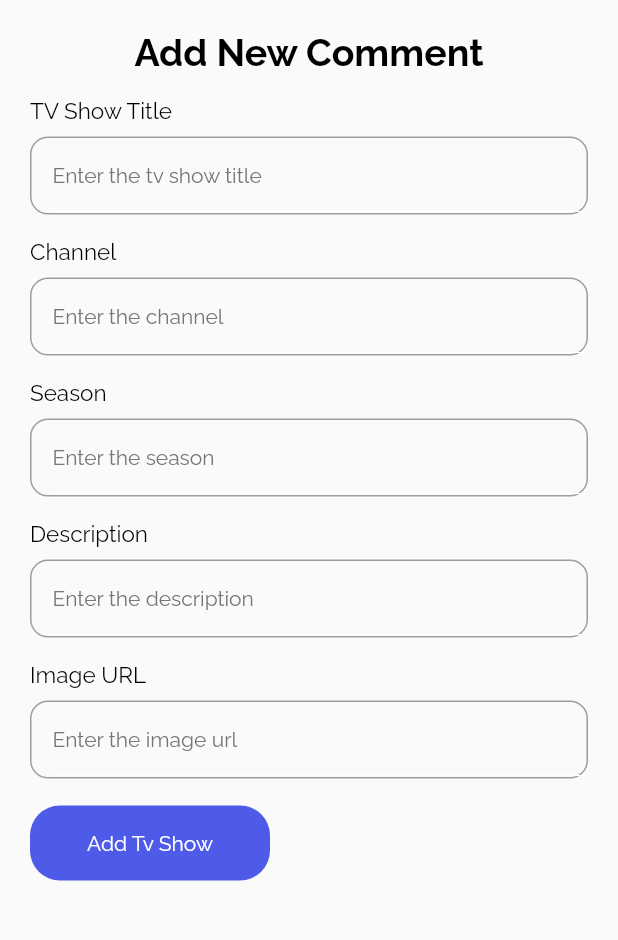
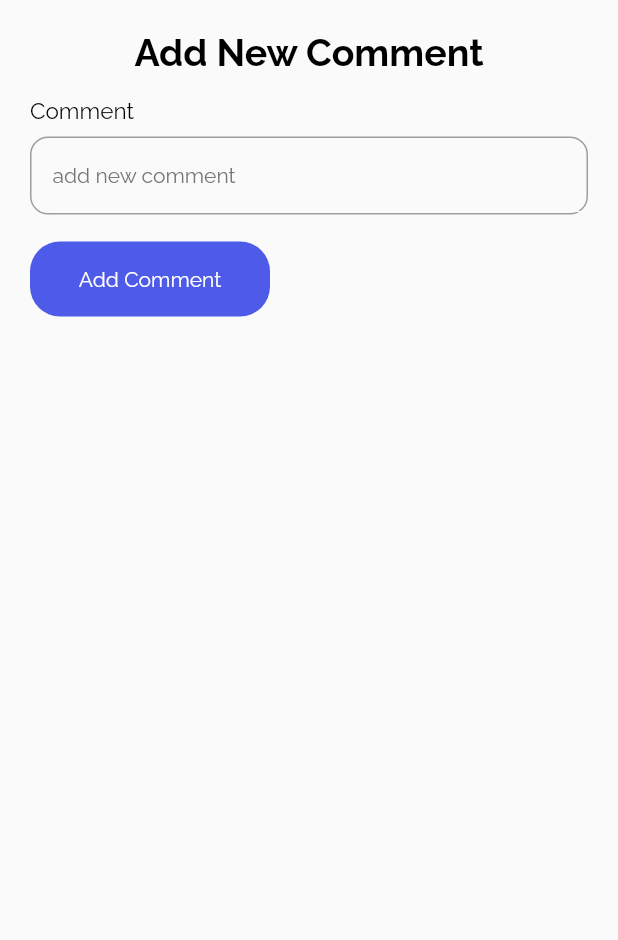
Before and after one commit to NithyaYamsinghe/lumoz, a Flutter app: the AddCommentScreen screen opened directly with empty values, on a phone screen of 412 x 824 dp, the part 84-1024 px from its top. Run offline on Flutter 3.47's test engine with Material 2 defaults, Android fonts, the phone set to English and light mode, and no system bars; our stand-ins replace date_picker_timeline, flutter_local_notifications, flutter_native_timezone, flutter_staggered_animations, get, get_storage and 3 more; accounts and stored records are empty.

Commit message:
[lumoz-0005] add comment, view comment and delete comment implementation

```diff
--- /dev/null
+++ b/lib/controllers/comment_controller.dart
@@ -0,0 +1,36 @@
+import 'package:get/get.dart';
+import 'package:lumoz/database/database_helper.dart';
+import 'package:lumoz/models/comment.dart';
+
+class CommentController extends GetxController{
+  @override
+  void onReady(){
+    super.onReady();
+  }
+
+  var commentList = <Comment>[].obs;
+
+  // add new comment and save in database
+  Future <int> addComment({Comment? comment}) async{
+    return await DatabaseHelper.createComment(comment);
+  }
+
+  // get all comments from database
+  void getComments() async{
+    List <Map<String, dynamic>> comments = await DatabaseHelper.queryComments();
+    commentList.assignAll(comments.map((data) => new Comment.fromJson(data)).toList());
+  }
+
+  // delete a comment from database
+  void deleteComment(Comment comment){
+    var response = DatabaseHelper.deleteComment(comment);
+    getComments();
+    print(response);
+  }
+
+  // update comment based on id on database
+  void updateComment(int id, String comment) async {
+    await DatabaseHelper.updateComment(id, comment);
+    getComments();
+  }
+}
--- a/lib/database/database_helper.dart
+++ b/lib/database/database_helper.dart
@@ -1,3 +1,4 @@
+import 'package:lumoz/models/comment.dart';
 import 'package:lumoz/models/reminder.dart';
 import 'package:lumoz/models/tv_show.dart';
 import 'package:sqflite/sqflite.dart';
@@ -14,7 +15,7 @@ class DatabaseHelper {
       return;
     }
     try {
-      String _path = await getDatabasesPath() + 'lumoz2.db';
+      String _path = await getDatabasesPath() + 'lumoz3.db';
       _database = await openDatabase(
           _path,
           version: _version,
@@ -35,7 +36,11 @@ class DatabaseHelper {
                   "color INTEGER, "
                   "isCompleted INTEGER)",
             );
-
+            db.execute(
+              "CREATE TABLE $_tableNameComment("
+                  "id INTEGER PRIMARY KEY AUTOINCREMENT, "
+                  "comment TEXT, tvShowId INTEGER)",
+            );
           }
       );
     } catch (e) {
@@ -93,5 +98,29 @@ class DatabaseHelper {
     );
   }
 
+  static Future <int> createComment(Comment? comment) async {
+    print("create comment function called");
+    return await _database?.insert(_tableNameComment, comment!.toJson()) ?? 1;
+  }
+
+  static Future <List<Map<String, dynamic>>> queryComments() async {
+    print("comment query function called");
+    return await _database!.query(_tableNameComment);
+  }
+
+  static deleteComment(Comment comment) async{
+    return await _database?.delete(_tableNameComment, where: 'id=?', whereArgs: [comment.id]);
+  }
+
+  static updateComment(int id, String comment) async{
+    return await _database!.rawUpdate(
+        '''
+             UPDATE comments
+             SET comment = ?
+             WHERE id =?
+             ''', [comment, id]
+    );
+  }
+
 
 }
--- a/lib/main.dart
+++ b/lib/main.dart
@@ -3,9 +3,8 @@ import 'package:get/get_navigation/src/root/get_material_app.dart';
 import 'package:get_storage/get_storage.dart';
 import 'package:lumoz/database/database_helper.dart';
 import 'package:lumoz/services/theme_service.dart';
-import 'package:lumoz/ui/reminder_screen.dart';
 import 'package:lumoz/ui/theme.dart';
-import 'package:lumoz/ui/view_tv_show_screen.dart';
+import 'package:lumoz/ui/tv_show_screen.dart';
 
 Future<void> main() async {
   WidgetsFlutterBinding.ensureInitialized(); // ensure initialize
@@ -25,7 +24,7 @@ class MyApp extends StatelessWidget {
       debugShowCheckedModeBanner: false,
         themeMode: ThemeService().theme,
         darkTheme: Themes.dark,
-        home: const ReminderScreen()
+        home: const TvShowScreen()
     );
   }
 }
--- a/lib/ui/add_comment_screen.dart
+++ b/lib/ui/add_comment_screen.dart
@@ -1,25 +1,23 @@
+import 'package:get/get.dart';
+import 'package:lumoz/ui/theme.dart';
 import 'package:flutter/material.dart';
-import 'package:get/get.dart';
-import 'package:lumoz/controllers/tvshow_controller.dart';
+import 'package:lumoz/models/comment.dart';
 import 'package:lumoz/models/tv_show.dart';
-import 'package:lumoz/ui/theme.dart';
 import 'package:lumoz/ui/widgets/form_input.dart';
 import 'package:lumoz/ui/widgets/main_button.dart';
+import 'package:lumoz/controllers/comment_controller.dart';
 
 class AddCommentScreen extends StatefulWidget {
-  const AddCommentScreen({Key? key, required TvShow tvShow}) : super(key: key);
+  final TvShow tvShow;
+  const AddCommentScreen({Key? key, required this.tvShow}) : super(key: key);
 
   @override
   State<AddCommentScreen> createState() => _AddCommentScreenState();
 }
 
 class _AddCommentScreenState extends State<AddCommentScreen> {
-  final TvShowController _tvShowController = Get.put(TvShowController());
-  final TextEditingController _titleController = TextEditingController();
-  final TextEditingController _descriptionController = TextEditingController();
-  final TextEditingController _channelController = TextEditingController();
-  final TextEditingController _imageController = TextEditingController();
-  final TextEditingController _seasonController = TextEditingController();
+  final CommentController _commentController = Get.put(CommentController());
+  final TextEditingController _commentTextController = TextEditingController();
 
   @override
   Widget build(BuildContext context) {
@@ -33,35 +31,16 @@ class _AddCommentScreenState extends State<AddCommentScreen> {
                   Text("Add New Comment",
                     style: headingStyles,),
                   FormInput(
-                    inputLabel: "TV Show Title",
-                    inputHint: "Enter the tv show title",
-                    controller: _titleController,),
-                  FormInput(
-                    inputLabel: "Channel",
-                    inputHint: "Enter the channel",
-                    controller: _channelController,
-                  ),
-                  FormInput(
-                    inputLabel: "Season",
-                    inputHint: "Enter the season",
-                    controller: _seasonController,
-                  ),
-                  FormInput(
-                    inputLabel: "Description",
-                    inputHint: "Enter the description",
-                    controller: _descriptionController,
-                  ),
-                  FormInput(
-                    inputLabel: "Image URL",
-                    inputHint: "Enter the image url",
-                    controller: _imageController,
-                  ),
+                    inputLabel: "Comment",
+                    inputHint: "add new comment",
+                    controller: _commentTextController,),
+
                   const SizedBox(height: 18,),
                   Row(
                     mainAxisAlignment: MainAxisAlignment.spaceBetween,
                     crossAxisAlignment: CrossAxisAlignment.center,
                     children: [
-                      MainButton(label: "Add Tv Show", onTap: ()=>_validateFormData())
+                      MainButton(label: "Add Comment", onTap: ()=>_validateFormData(widget.tvShow))
                     ],
                   )
                 ]
@@ -71,14 +50,13 @@ class _AddCommentScreenState extends State<AddCommentScreen> {
     );
   }
 
-  _validateFormData(){
-    if(_titleController.text.isNotEmpty && _descriptionController.text.isNotEmpty){
-
-      _saveFormDataToDB();
+  _validateFormData(TvShow tvShow){
+    if(_commentTextController.text.isNotEmpty){
+      _saveFormDataToDB(tvShow);
       Get.back();
 
     }else if(
-    _titleController.text.isEmpty && _descriptionController.text.isEmpty
+    _commentTextController.text.isEmpty
     ) {
       Get.snackbar("Required", "All fields are required!",
           snackPosition: SnackPosition.BOTTOM,
@@ -86,19 +64,14 @@ class _AddCommentScreenState extends State<AddCommentScreen> {
           icon: const Icon(Icons.warning_amber_rounded));
     }}
 
-  _saveFormDataToDB () async {
-    int response =  await  _tvShowController.addTvShow(
-        tvShow: TvShow(
-            channel: _channelController.text,
-            title:_titleController.text,
-            image:_imageController.text,
-            description:_descriptionController.text,
-            season:_seasonController.text,
-            isOngoing:0
+  _saveFormDataToDB (TvShow tvShow) async {
+    int response =  await  _commentController.addComment(
+        comment: Comment(
+            comment: _commentTextController.text,
+            tvShowId:tvShow.id,
+
         )
     );
-    print(_titleController.text);
-    print("id" + "$response");
   }
 
 
```
Also changed, not shown: lib/ui/comment_screen.dart (added, +209 -0 lines), lib/ui/tv_show_screen.dart (renamed from lib/ui/view_tv_show_screen.dart, +20 -6 lines), lib/ui/widgets/comment_tile.dart (added, +52 -0 lines).
